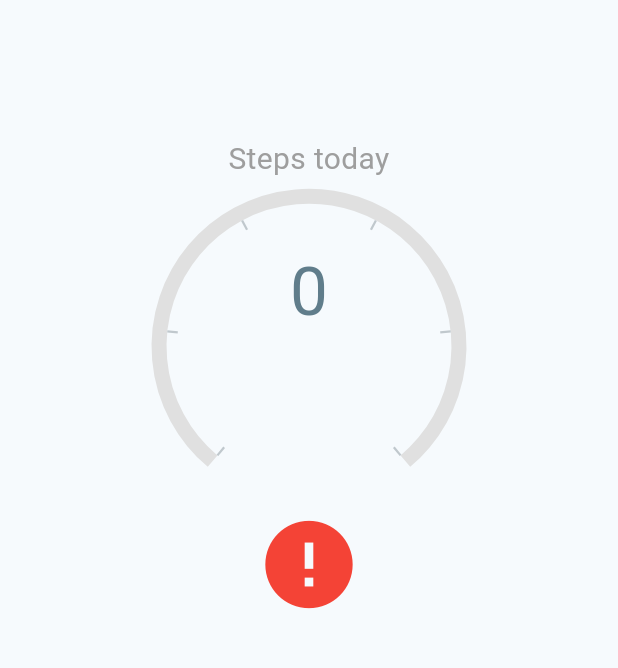
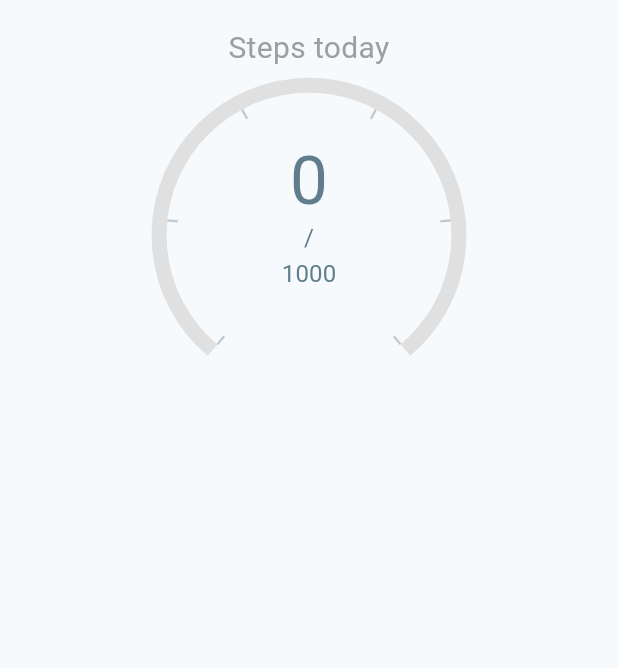
Before and after one commit to Viacheslav12345/step_counter, a Flutter app: the screen it shows once a user with an empty profile is signed in, on a phone screen of 412 x 824 dp, the part 58-726 px from its top. Run offline on Flutter 3.47's test engine with Material 2 defaults, Android fonts, the phone set to English and light mode, and no system bars; drawn by our look-alikes of syncfusion_flutter_gauges; our stand-ins replace cloud_firestore, firebase_auth, firebase_core, fluttertoast, get_it, pedometer and 1 more; accounts and stored records are empty.

Commit message:
Repository. Achievements.
1. Modify steps per day presentation on gauge.
2. Create repository with metods getting and setting data from/in database.
2. Create achievements in Firebase
3. View achievements in home page.

```diff
--- /dev/null
+++ b/lib/data/models/achievement.dart
@@ -0,0 +1,21 @@
+class Achievement {
+  final String image;
+  final String title;
+  final String description;
+
+  Achievement(
+      {required this.image, required this.title, required this.description});
+
+  static Achievement fromJson(Map<String, dynamic> json) => Achievement(
+      image: json['image'] as String,
+      title: json['title'] as String,
+      description: json['description'] as String);
+
+  Map<String, dynamic> toJson() {
+    return {
+      'image': image,
+      'title': title,
+      'description': description,
+    };
+  }
+}
--- a/lib/locator_service.dart
+++ b/lib/locator_service.dart
@@ -1,6 +1,7 @@
 import 'package:firebase_auth/firebase_auth.dart';
 import 'package:firebase_core/firebase_core.dart';
 import 'package:get_it/get_it.dart';
+import 'package:step_counter/data/repository.dart';
 import 'package:step_counter/data/services/auth_service.dart';
 import 'package:step_counter/data/services/database_service.dart';
 import 'package:step_counter/firebase_options.dart';
@@ -21,4 +22,8 @@ Future<void> init() async {
 
   sl.registerSingletonWithDependencies(() => DatabaseService(),
       dependsOn: [FirebaseApp, FirebaseAuth]);
+
+  sl.registerSingletonWithDependencies<Repository>(
+      () => RepositoryImpl(databaseService: sl()),
+      dependsOn: [DatabaseService]);
 }
--- a/lib/presentation/home_page/home_page_widgets/current_step_counter_widget.dart
+++ b/lib/presentation/home_page/home_page_widgets/current_step_counter_widget.dart
@@ -1,8 +1,9 @@
 import 'package:flutter/material.dart';
 import 'package:pedometer/pedometer.dart';
 import 'package:permission_handler/permission_handler.dart';
-import 'package:step_counter/data/services/database_service.dart';
+import 'package:step_counter/data/repository.dart';
 import 'package:step_counter/locator_service.dart';
+import 'package:step_counter/presentation/home_page/home_page_widgets/list_achievements.dart';
 import 'package:step_counter/presentation/home_page/home_page_widgets/radial_gauge_widget.dart';
 
 String formatDate(DateTime d) {
@@ -20,24 +21,36 @@ class CurrentStepCounterWidget extends StatefulWidget {
 class _CurrentStepCounterWidgetState extends State<CurrentStepCounterWidget> {
   late Stream<StepCount> _stepCountStream;
   late Stream<PedestrianStatus> _pedestrianStatusStream;
-  String _status = '0', _steps = '0';
-  int stepPlan = 100;
+  String _status = '0';
+  int _steps = 0;
+  int stepPlan = 1000;
   String day = formatDate(DateTime.now());
   int stepsToday = 0;
+
+  Future<int> getStepsToday() async {
+    stepsToday = await sl<Repository>().getCurrentCountStepsPerDay(day);
+    setState(() {});
+
+    return stepsToday;
+  }
 
   @override
   void initState() {
     super.initState();
     initPlatformState();
+    getStepsToday();
   }
 
   void onStepCount(StepCount event) {
     print(event);
     setState(() {
-      _steps = event.steps.toString();
+      _steps = event.steps;
+      if (_steps > stepsToday) {
+        stepsToday = _steps;
+      }
       day = formatDate(event.timeStamp);
 
-      sl<DatabaseService>().setCurrentCountSteps(day, int.parse(_steps));
+      sl<Repository>().setCurrentCountSteps(day, _steps);
     });
   }
 
@@ -58,10 +71,10 @@ class _CurrentStepCounterWidgetState extends State<CurrentStepCounterWidget> {
 
   void onStepCountError(error) {
     print('onStepCountError: $error');
-    setState(() {
-      _steps = '0';
+    // setState(() {
+    // _steps = '0';
     // 'Step Count not available';
-    });
+    // });
   }
 
   void initPlatformState() async {
@@ -79,14 +92,15 @@ class _CurrentStepCounterWidgetState extends State<CurrentStepCounterWidget> {
 
   @override
   Widget build(BuildContext context) {
-    return Column(
+    return Expanded(
+      child: Column(
         mainAxisAlignment: MainAxisAlignment.start,
         children: <Widget>[
           SizedBox(
             height: 250,
             child: RadialGaugeWidget(
               stepDayPlan: stepPlan,
-            steps: _steps,
+              stepsToday: (stepsToday > _steps) ? stepsToday : _steps,
             ),
           ),
           Icon(
@@ -100,12 +114,11 @@ class _CurrentStepCounterWidgetState extends State<CurrentStepCounterWidget> {
                 ? Colors.green[200]
                 : _status == 'stopped'
                     ? const Color.fromARGB(255, 140, 206, 245)
-                  : Colors.red,
+                    : Colors.transparent,
           ),
-        Container(
-          height: 300,
-        )
+          const Expanded(child: AchievementsWidget())
         ],
+      ),
     );
   }
 }
--- /dev/null
+++ b/lib/presentation/home_page/home_page_widgets/list_achievements.dart
@@ -0,0 +1,48 @@
+import 'package:flutter/material.dart';
+import 'package:step_counter/data/models/achievement.dart';
+import 'package:step_counter/data/repository.dart';
+import 'package:step_counter/locator_service.dart';
+
+class AchievementsWidget extends StatefulWidget {
+  const AchievementsWidget({Key? key}) : super(key: key);
+
+  @override
+  State<AchievementsWidget> createState() => _AchievementsWidgetState();
+}
+
+class _AchievementsWidgetState extends State<AchievementsWidget> {
+  Future<List<Achievement>> getAllAchievements() async {
+    listAchievements = await sl<Repository>().getAllAchievements();
+    setState(() {});
+
+    return listAchievements;
+  }
+
+  @override
+  void initState() {
+    super.initState();
+    getAllAchievements();
+  }
+
+  List<Achievement> listAchievements = [];
+
+  @override
+  Widget build(BuildContext context) {
+    return ListView.builder(
+        scrollDirection: Axis.vertical,
+        itemCount: listAchievements.length,
+        itemBuilder: (BuildContext context, int index) {
+          return ListTile(
+              leading: Image.network(
+                listAchievements[index].image,
+                height: 70,
+              ),
+              title: Text(
+                // 'testing',
+                listAchievements[index].title,
+                overflow: TextOverflow.ellipsis,
+                maxLines: 2,
+              ));
+        });
+  }
+}
--- a/lib/presentation/home_page/home_page_widgets/radial_gauge_widget.dart
+++ b/lib/presentation/home_page/home_page_widgets/radial_gauge_widget.dart
@@ -2,11 +2,11 @@ import 'package:flutter/material.dart';
 import 'package:syncfusion_flutter_gauges/gauges.dart';
 
 class RadialGaugeWidget extends StatelessWidget {
-  final String steps;
+  final int stepsToday;
   final int stepDayPlan;
   const RadialGaugeWidget({
     Key? key,
-    required this.steps,
+    required this.stepsToday,
     required this.stepDayPlan,
   }) : super(key: key);
 
@@ -31,22 +31,22 @@ class RadialGaugeWidget extends StatelessWidget {
               widget: Text.rich(
                 TextSpan(children: [
                   TextSpan(
-                    text: '$steps\n',
+                    text: '${stepsToday.toString()}\n',
                     style: Theme.of(context).textTheme.displayMedium!.copyWith(
                           color: Theme.of(context).primaryColor,
                         ),
                   ),
                   TextSpan(
-                    text: '${steps}\n',
+                    text: '/\n',
                     style: Theme.of(context).textTheme.titleMedium!.copyWith(
-                          color: Theme.of(context).canvasColor,
+                          color: Theme.of(context).primaryColor,
                           fontWeight: FontWeight.w400,
                         ),
                   ),
                   TextSpan(
-                    text: '8000\n',
+                    text: '${stepDayPlan.toString()}\n',
                     style: Theme.of(context).textTheme.titleMedium!.copyWith(
-                          color: Theme.of(context).colorScheme.background,
+                          color: Theme.of(context).primaryColor,
                           fontWeight: FontWeight.w400,
                         ),
                   ),
@@ -57,7 +57,7 @@ class RadialGaugeWidget extends StatelessWidget {
           ],
           pointers: <GaugePointer>[
             RangePointer(
-              value: ((double.tryParse(steps)!) / stepDayPlan) * 100,
+              value: ((stepsToday.toDouble()) / stepDayPlan) * 100,
               color: Theme.of(context).primaryColor,
 
               // Theme.of(context).primaryColor,
```
Also changed, not shown: lib/data/repository.dart (added, +45 -0 lines), lib/data/services/database_service.dart (+18 -2 lines), lib/presentation/common/snack_bar.dart (added, +21 -0 lines). Lines whose indentation alone changed are shown as unchanged.
